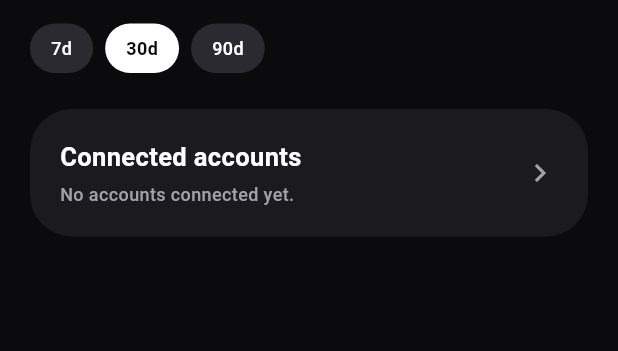
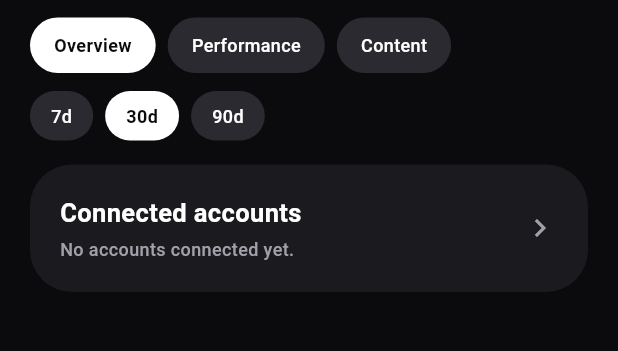
Before and after one commit to HusamAri/Artifact-Reports, a Flutter app: the screen it shows after launch, on a phone screen of 412 x 824 dp, the part 83-434 px from its top. Run offline on Flutter 3.47's test engine with Material 3 defaults, Android fonts, the phone set to English and light mode, and no system bars; our stand-ins replace fl_chart, flutter_riverpod, go_router, supabase_flutter; accounts and stored records are empty; generated files the repository leaves out were written again.

Commit message:
feat(dashboard): tabbed surface - Overview / Performance / Content (M4c)
Dashboard becomes a three-tab surface backed by a Riverpod
StateProvider so the active tab survives rebuilds (and future
deep links can read it).

- .gitignore: drops the app/pubspec.lock line - applications
  should commit their lockfile so CI is deterministic.
- dashboard_tabs.dart: DashboardTab enum + selectedTabProvider +
  chip-style segmented control reusing the M2a chip token.
- overview_tab.dart: lifts the existing KPI grid + followers
  chart + accounts CTA out of dashboard_screen.dart so each tab
  owns its own body.
- performance_tab.dart: two MetricCharts - impressions (yellow
  accent) and reach (violet).
- content_tab.dart: friendly empty state with icon + caption.
  Posts feed lands in M5.
- metric_chart.dart: generic version of the old followers_chart
  - parametrized on metric column name + title + color, backed
  by the new metricSeriesProvider.family(metric).
- metrics_controller.dart: followersSeriesProvider deleted;
  metricSeriesProvider.family takes over so any column gets a
  chart for free.
- dashboard_screen.dart: header + chip tab bar + period selector
  (hidden on Content) + tab body. Period selector now sits at
  the page level so the Overview / Performance charts share
  the same window.
- l10n: tabOverview, tabPerformance, tabContent, noContentYet,
  impressionsOverTime, reachOverTime (en + tr).

Removed app/lib/features/dashboard/followers_chart.dart (folded
into metric_chart.dart).

```diff
--- a/app/lib/features/dashboard/dashboard_screen.dart
+++ b/app/lib/features/dashboard/dashboard_screen.dart
@@ -1,17 +1,15 @@
 import 'package:flutter/material.dart';
 import 'package:flutter_riverpod/flutter_riverpod.dart';
-import 'package:go_router/go_router.dart';
 
 import '../../core/config/env.dart';
-import '../../core/theme/app_colors.dart';
-import '../../core/theme/app_radius.dart';
 import '../../core/theme/app_typography.dart';
 import '../../l10n/generated/app_localizations.dart';
 import '../auth/auth_controller.dart';
-import '../metrics/metrics_controller.dart';
-import '../social_accounts/social_account_controller.dart';
 import '../workspace/workspace_controller.dart';
-import 'followers_chart.dart';
+import 'content_tab.dart';
+import 'dashboard_tabs.dart';
+import 'overview_tab.dart';
+import 'performance_tab.dart';
 import 'period_selector.dart';
 
 class DashboardScreen extends ConsumerWidget {
@@ -21,29 +19,16 @@ class DashboardScreen extends ConsumerWidget {
   Widget build(BuildContext context, WidgetRef ref) {
     final l10n = AppLocalizations.of(context);
     final workspace = ref.watch(currentWorkspaceProvider);
-    final accountCount =
-        ref.watch(socialAccountsProvider).valueOrNull?.length ?? 0;
-    final followers = ref.watch(totalFollowersProvider);
-    final impressions = ref.watch(totalImpressionsProvider);
-    final posts = ref.watch(totalPostsProvider);
-    final reach = ref.watch(totalReachProvider);
-
-    final kpis = <_Kpi>[
-      _Kpi(label: l10n.totalFollowers, value: followers),
-      _Kpi(label: l10n.totalImpressions, value: impressions),
-      _Kpi(label: l10n.totalPosts, value: posts),
-      _Kpi(label: l10n.totalReach, value: reach),
-    ];
-    final hasAnyKpi = kpis.any((k) => k.value != null);
+    final tab = ref.watch(selectedTabProvider);
 
     return Scaffold(
       body: SafeArea(
-        child: SingleChildScrollView(
-          padding: const EdgeInsets.all(20),
-          child: Column(
-            crossAxisAlignment: CrossAxisAlignment.stretch,
-            children: [
-              Row(
+        child: Column(
+          crossAxisAlignment: CrossAxisAlignment.stretch,
+          children: [
+            Padding(
+              padding: const EdgeInsets.fromLTRB(20, 20, 20, 12),
+              child: Row(
                 mainAxisAlignment: MainAxisAlignment.spaceBetween,
                 crossAxisAlignment: CrossAxisAlignment.start,
                 children: [
@@ -67,120 +52,42 @@ class DashboardScreen extends ConsumerWidget {
                     ),
                 ],
               ),
-              const SizedBox(height: 16),
-              const PeriodSelector(),
-              const SizedBox(height: 24),
-              if (hasAnyKpi) ...[
-                _KpiGrid(kpis: kpis),
-                const SizedBox(height: 16),
-                const FollowersChart(),
-                const SizedBox(height: 16),
-              ],
-              _AccountsCard(count: accountCount, l10n: l10n),
+            ),
+            const Padding(
+              padding: EdgeInsets.symmetric(horizontal: 20),
+              child: DashboardTabBar(),
+            ),
+            const SizedBox(height: 12),
+            // Period selector hides on the Content tab — period filtering
+            // doesn't apply to a posts feed.
+            if (tab != DashboardTab.content) ...[
+              const Padding(
+                padding: EdgeInsets.symmetric(horizontal: 20),
+                child: PeriodSelector(),
+              ),
+              const SizedBox(height: 8),
             ],
-          ),
+            Expanded(child: _Body(tab: tab)),
+          ],
         ),
       ),
     );
   }
 }
 
-class _Kpi {
-  const _Kpi({required this.label, required this.value});
-  final String label;
-  final int? value;
-}
-
-class _KpiGrid extends StatelessWidget {
-  const _KpiGrid({required this.kpis});
-
-  final List<_Kpi> kpis;
+class _Body extends StatelessWidget {
+  const _Body({required this.tab});
+  final DashboardTab tab;
 
   @override
   Widget build(BuildContext context) {
-    return GridView.count(
-      crossAxisCount: 2,
-      shrinkWrap: true,
-      physics: const NeverScrollableScrollPhysics(),
-      crossAxisSpacing: 12,
-      mainAxisSpacing: 12,
-      childAspectRatio: 1.4,
-      children: [
-        for (final k in kpis) _KpiCard(label: k.label, value: k.value),
-      ],
-    );
+    switch (tab) {
+      case DashboardTab.overview:
+        return const OverviewTab();
+      case DashboardTab.performance:
+        return const PerformanceTab();
+      case DashboardTab.content:
+        return const ContentTab();
+    }
   }
 }
-
-String _formatNumber(int? n) {
-  if (n == null) return '—';
-  if (n >= 1000000) return '${(n / 1000000).toStringAsFixed(1)}M';
-  if (n >= 1000) return '${(n / 1000).toStringAsFixed(1)}K';
-  return n.toString();
-}
-
-class _KpiCard extends StatelessWidget {
-  const _KpiCard({required this.label, required this.value});
-
-  final String label;
-  final int? value;
-
-  @override
-  Widget build(BuildContext context) {
-    return Container(
-      padding: const EdgeInsets.all(16),
-      decoration: BoxDecoration(
-        color: AppColors.bgSurface,
-        borderRadius: BorderRadius.circular(AppRadius.card),
-      ),
-      child: Column(
-        crossAxisAlignment: CrossAxisAlignment.start,
-        mainAxisAlignment: MainAxisAlignment.spaceBetween,
-        children: [
-          Text(label, style: AppTypography.caption),
-          Text(_formatNumber(value), style: AppTypography.kpiNumber),
-        ],
-      ),
-    );
-  }
-}
-
-class _AccountsCard extends StatelessWidget {
-  const _AccountsCard({required this.count, required this.l10n});
-
-  final int count;
-  final AppLocalizations l10n;
-
-  @override
-  Widget build(BuildContext context) {
-    return Material(
-      color: AppColors.bgSurface,
-      borderRadius: BorderRadius.circular(AppRadius.card),
-      child: InkWell(
-        onTap: () => context.push('/accounts'),
-        borderRadius: BorderRadius.circular(AppRadius.card),
-        child: Padding(
-          padding: const EdgeInsets.all(20),
-          child: Row(
-            children: [
-              Expanded(
-                child: Column(
-                  crossAxisAlignment: CrossAxisAlignment.start,
-                  children: [
-                    Text(l10n.connectedAccounts, style: AppTypography.title),
-                    const SizedBox(height: 4),
-                    Text(
-                      count == 0 ? l10n.noAccountsYet : '$count',
-                      style: AppTypography.caption,
-                    ),
-                  ],
-                ),
-              ),
-              const Icon(Icons.chevron_right, color: AppColors.textSecondary),
-            ],
-          ),
-        ),
-      ),
-    );
-  }
-}
--- /dev/null
+++ b/app/lib/features/dashboard/dashboard_tabs.dart
@@ -0,0 +1,87 @@
+import 'package:flutter/material.dart';
+import 'package:flutter_riverpod/flutter_riverpod.dart';
+
+import '../../core/theme/app_colors.dart';
+import '../../core/theme/app_radius.dart';
+import '../../core/theme/app_typography.dart';
+import '../../l10n/generated/app_localizations.dart';
+
+enum DashboardTab { overview, performance, content }
+
+final selectedTabProvider =
+    StateProvider<DashboardTab>((_) => DashboardTab.overview);
+
+String _label(DashboardTab tab, AppLocalizations l10n) {
+  switch (tab) {
+    case DashboardTab.overview:
+      return l10n.tabOverview;
+    case DashboardTab.performance:
+      return l10n.tabPerformance;
+    case DashboardTab.content:
+      return l10n.tabContent;
+  }
+}
+
+/// Chip-style segmented control. Mirrors the filter-chip pattern from
+/// docs/design-system.md — active = white chip, idle = muted.
+class DashboardTabBar extends ConsumerWidget {
+  const DashboardTabBar({super.key});
+
+  @override
+  Widget build(BuildContext context, WidgetRef ref) {
+    final l10n = AppLocalizations.of(context);
+    final selected = ref.watch(selectedTabProvider);
+    return SingleChildScrollView(
+      scrollDirection: Axis.horizontal,
+      child: Row(
+        children: [
+          for (final tab in DashboardTab.values)
+            Padding(
+              padding: const EdgeInsets.only(right: 8),
+              child: _TabChip(
+                label: _label(tab, l10n),
+                active: tab == selected,
+                onTap: () => ref.read(selectedTabProvider.notifier).state = tab,
+              ),
+            ),
+        ],
+      ),
+    );
+  }
+}
+
+class _TabChip extends StatelessWidget {
+  const _TabChip({
+    required this.label,
+    required this.active,
+    required this.onTap,
+  });
+
+  final String label;
+  final bool active;
+  final VoidCallback onTap;
+
+  @override
+  Widget build(BuildContext context) {
+    final bg = active ? AppColors.chipBgActive : AppColors.chipBgMuted;
+    final fg = active ? AppColors.textOnAccent : AppColors.textPrimary;
+    return Material(
+      color: bg,
+      borderRadius: BorderRadius.circular(AppRadius.chip),
+      child: InkWell(
+        onTap: onTap,
+        borderRadius: BorderRadius.circular(AppRadius.chip),
+        child: Padding(
+          padding: const EdgeInsets.symmetric(horizontal: 16, vertical: 10),
+          child: Text(
+            label,
+            style: AppTypography.caption.copyWith(
+              color: fg,
+              fontWeight: active ? FontWeight.w600 : FontWeight.w500,
+            ),
+          ),
+        ),
+      ),
+    );
+  }
+}
--- /dev/null
+++ b/app/lib/features/dashboard/overview_tab.dart
@@ -0,0 +1,144 @@
+import 'package:flutter/material.dart';
+import 'package:flutter_riverpod/flutter_riverpod.dart';
+import 'package:go_router/go_router.dart';
+
+import '../../core/theme/app_colors.dart';
+import '../../core/theme/app_radius.dart';
+import '../../core/theme/app_typography.dart';
+import '../../l10n/generated/app_localizations.dart';
+import '../metrics/metrics_controller.dart';
+import '../social_accounts/social_account_controller.dart';
+import 'metric_chart.dart';
+
+class OverviewTab extends ConsumerWidget {
+  const OverviewTab({super.key});
+
+  @override
+  Widget build(BuildContext context, WidgetRef ref) {
+    final l10n = AppLocalizations.of(context);
+    final accountCount =
+        ref.watch(socialAccountsProvider).valueOrNull?.length ?? 0;
+    final followers = ref.watch(totalFollowersProvider);
+    final impressions = ref.watch(totalImpressionsProvider);
+    final posts = ref.watch(totalPostsProvider);
+    final reach = ref.watch(totalReachProvider);
+
+    final kpis = <_Kpi>[
+      _Kpi(label: l10n.totalFollowers, value: followers),
+      _Kpi(label: l10n.totalImpressions, value: impressions),
+      _Kpi(label: l10n.totalPosts, value: posts),
+      _Kpi(label: l10n.totalReach, value: reach),
+    ];
+    final hasAnyKpi = kpis.any((k) => k.value != null);
+
+    return ListView(
+      padding: const EdgeInsets.fromLTRB(20, 8, 20, 20),
+      children: [
+        if (hasAnyKpi) ...[
+          _KpiGrid(kpis: kpis),
+          const SizedBox(height: 16),
+          MetricChart(metric: 'followers', title: l10n.followersOverTime),
+          const SizedBox(height: 16),
+        ],
+        _AccountsCard(count: accountCount, l10n: l10n),
+      ],
+    );
+  }
+}
+
+class _Kpi {
+  const _Kpi({required this.label, required this.value});
+  final String label;
+  final int? value;
+}
+
+class _KpiGrid extends StatelessWidget {
+  const _KpiGrid({required this.kpis});
+  final List<_Kpi> kpis;
+
+  @override
+  Widget build(BuildContext context) {
+    return GridView.count(
+      crossAxisCount: 2,
+      shrinkWrap: true,
+      physics: const NeverScrollableScrollPhysics(),
+      crossAxisSpacing: 12,
+      mainAxisSpacing: 12,
+      childAspectRatio: 1.4,
+      children: [
+        for (final k in kpis) _KpiCard(label: k.label, value: k.value),
+      ],
+    );
+  }
+}
+
+String _formatNumber(int? n) {
+  if (n == null) return '—';
+  if (n >= 1000000) return '${(n / 1000000).toStringAsFixed(1)}M';
+  if (n >= 1000) return '${(n / 1000).toStringAsFixed(1)}K';
+  return n.toString();
+}
+
+class _KpiCard extends StatelessWidget {
+  const _KpiCard({required this.label, required this.value});
+  final String label;
+  final int? value;
+
+  @override
+  Widget build(BuildContext context) {
+    return Container(
+      padding: const EdgeInsets.all(16),
+      decoration: BoxDecoration(
+        color: AppColors.bgSurface,
+        borderRadius: BorderRadius.circular(AppRadius.card),
+      ),
+      child: Column(
+        crossAxisAlignment: CrossAxisAlignment.start,
+        mainAxisAlignment: MainAxisAlignment.spaceBetween,
+        children: [
+          Text(label, style: AppTypography.caption),
+          Text(_formatNumber(value), style: AppTypography.kpiNumber),
+        ],
+      ),
+    );
+  }
+}
+
+class _AccountsCard extends StatelessWidget {
+  const _AccountsCard({required this.count, required this.l10n});
+  final int count;
+  final AppLocalizations l10n;
+
+  @override
+  Widget build(BuildContext context) {
+    return Material(
+      color: AppColors.bgSurface,
+      borderRadius: BorderRadius.circular(AppRadius.card),
+      child: InkWell(
+        onTap: () => context.push('/accounts'),
+        borderRadius: BorderRadius.circular(AppRadius.card),
+        child: Padding(
+          padding: const EdgeInsets.all(20),
+          child: Row(
+            children: [
+              Expanded(
+                child: Column(
+                  crossAxisAlignment: CrossAxisAlignment.start,
+                  children: [
+                    Text(l10n.connectedAccounts, style: AppTypography.title),
+                    const SizedBox(height: 4),
+                    Text(
+                      count == 0 ? l10n.noAccountsYet : '$count',
+                      style: AppTypography.caption,
+                    ),
+                  ],
+                ),
+              ),
+              const Icon(Icons.chevron_right, color: AppColors.textSecondary),
+            ],
+          ),
+        ),
+      ),
+    );
+  }
+}
--- a/app/lib/l10n/app_en.arb
+++ b/app/lib/l10n/app_en.arb
@@ -48,7 +48,13 @@
   "totalPosts": "Total posts",
   "totalReach": "Total reach",
   "followersOverTime": "Followers over time",
+  "impressionsOverTime": "Impressions over time",
+  "reachOverTime": "Reach over time",
   "notEnoughDataYet": "Not enough data yet — sync a few more times to see trends.",
+  "tabOverview": "Overview",
+  "tabPerformance": "Performance",
+  "tabContent": "Content",
+  "noContentYet": "No content yet. Connect an account and sync to see posts here.",
   "apiKey": "API key",
   "apiKeyRequired": "API key is required",
   "uberallApiKeyHint": "Find your private key in Uberall under Account › API Access.",
--- a/app/lib/l10n/app_tr.arb
+++ b/app/lib/l10n/app_tr.arb
@@ -42,7 +42,13 @@
   "totalPosts": "Toplam gönderi",
   "totalReach": "Toplam erişim",
   "followersOverTime": "Zaman içinde takipçi",
+  "impressionsOverTime": "Zaman içinde gösterim",
+  "reachOverTime": "Zaman içinde erişim",
   "notEnoughDataYet": "Henüz yeterli veri yok — trendleri görmek için birkaç kez daha senkronize et.",
+  "tabOverview": "Genel bilgi",
+  "tabPerformance": "Performans",
+  "tabContent": "İçerik",
+  "noContentYet": "Henüz içerik yok. Bir hesap bağlayıp senkronize ettiğinde gönderiler burada görünür.",
   "apiKey": "API anahtarı",
   "apiKeyRequired": "API anahtarı zorunlu",
   "uberallApiKeyHint": "Uberall'da Hesap › API Erişimi altında özel anahtarını bulabilirsin.",
```
Also changed, not shown: app/lib/features/dashboard/content_tab.dart (added, +37 -0 lines), app/lib/features/dashboard/metric_chart.dart (renamed from app/lib/features/dashboard/followers_chart.dart, +25 -14 lines), app/lib/features/dashboard/performance_tab.dart (added, +29 -0 lines), app/lib/features/metrics/metrics_controller.dart (+7 -7 lines), 1 other file.
